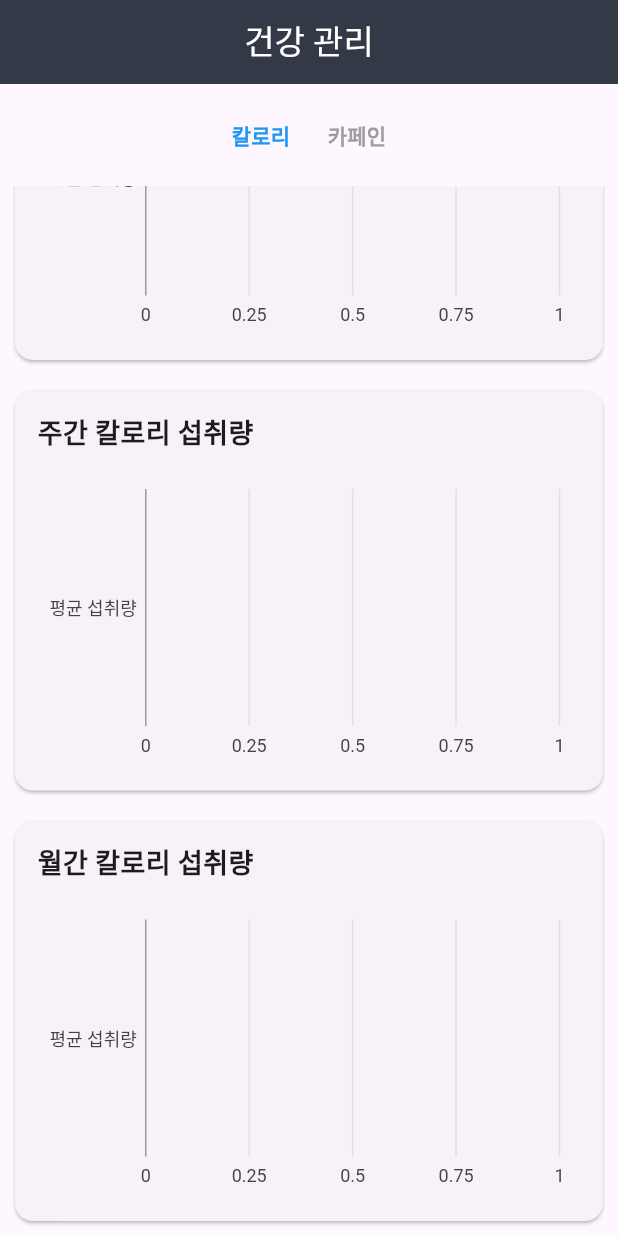
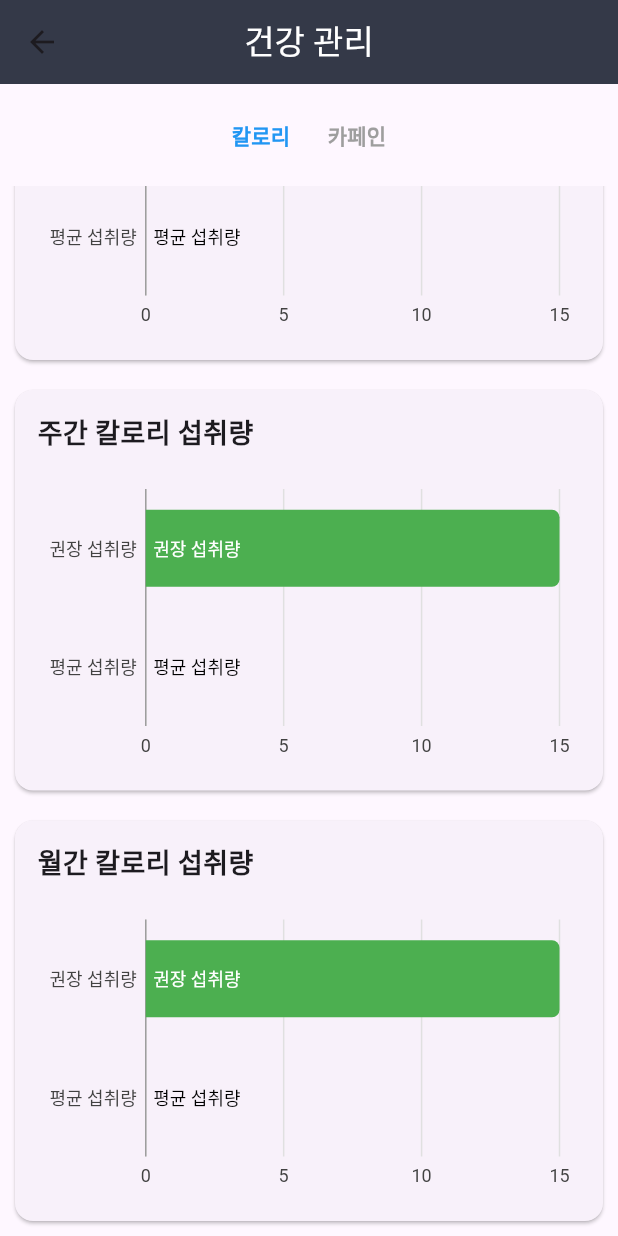
Before and after one commit to jhm991231/preorder, a Flutter app: the HealthManagementScreen screen opened by its route, scrolled down 161 dp, on a phone screen of 412 x 824 dp. Run offline on Flutter 3.47's test engine with Material 3 defaults, Android fonts, the phone set to English and light mode, and no system bars; our stand-ins replace charts_flutter, cloud_firestore, firebase_auth, firebase_core, firebase_messaging, firebase_storage and 4 more; missing offline and left inert: dart:ffi; accounts and stored records are empty.

Commit message:
feat: 현민_cloud function 데이터 잘 안들어가서 임시로 데이터 설정

```diff
--- a/lib/pages/Health/health_screen.dart
+++ b/lib/pages/Health/health_screen.dart
@@ -1,5 +1,6 @@
 import 'package:flutter/material.dart';
 import 'package:charts_flutter/flutter.dart' as charts;
+import 'package:go_router/go_router.dart';
 import 'package:preorder/components/appbar.dart';
 import 'package:firebase_auth/firebase_auth.dart';
 import 'package:cloud_firestore/cloud_firestore.dart';
@@ -12,6 +13,19 @@ class HealthManagementScreen extends StatefulWidget {
 class _HealthManagementScreenState extends State<HealthManagementScreen> {
   int selectedTabIndex = 0; // 탭 선택 상태 (0: 칼로리, 1: 카페인)
   final User? user = FirebaseAuth.instance.currentUser;
+
+  Future<List<MyRow>> fetchData(String period, String type) async {
+    List<MyRow> userHealthData = await fetchUserHealthData(period, type);
+    List<MyRow> averageHealthData = await _fetchAverageHealthData(period, type);
+    int recommendedValue = 15;
+
+    // 리스트의 순서를 바꿔 사용자 섭취량이 먼저 오도록 합니다.
+    return [
+      ...userHealthData,
+      MyRow('권장 섭취량', recommendedValue, Colors.green),
+      ...averageHealthData,
+    ];
+  }
 
   Future<List<MyRow>> fetchUserHealthData(String period, String type) async {
     var healthDoc = await FirebaseFirestore.instance
@@ -27,34 +41,43 @@ class _HealthManagementScreenState extends State<HealthManagementScreen> {
 
     var healthData = healthDoc.data();
     return [
-      MyRow('사용자 섭취량', healthData?[type] ?? 0),
-      MyRow('평균 섭취량', 15), // 평균 섭취량은 임시 데이터입니다.
-      MyRow('권장 섭취량', 20), // 권장 섭취량은 임시 데이터입니다.
+      MyRow(
+        '사용자 섭취량',
+        healthData?[type] ?? 0,
+        Color(0xff303742),
+      )
     ];
   }
 
-  Future<List<MyRow>> _fetchAverageHealthData(String period, String type) async {
+  Future<List<MyRow>> _fetchAverageHealthData(
+      String period, String type) async {
     var healthStatsDoc = await FirebaseFirestore.instance
         .collection('healthStats')
         .doc('average')
         .get();
 
     if (!healthStatsDoc.exists) {
-      return [MyRow('평균 섭취량', 0)]; // 리스트 형태로 반환
+      // 문서가 존재하지 않으면 평균 섭취량을 0으로 설정합니다.
+      return [MyRow('평균 섭취량', 0, Colors.yellow)];
     }
 
     var healthStatsData = healthStatsDoc.data();
     var averageValue = healthStatsData?[period]?[type] ?? 0;
-    return [MyRow('평균 섭취량', averageValue)]; // 리스트 형태로 반환
+    return [MyRow('평균 섭취량', averageValue, Colors.yellow)];
   }
-
 
   @override
   Widget build(BuildContext context) {
     return Scaffold(
-      appBar: CustomAppBar(
-        title: '건강 관리',
+      appBar: AppBar(
+        title: Text('건강 관리',
+        style: TextStyle(color: Colors.white),),
         centerTitle: true,
+        backgroundColor: Color(0xff303742),
+        leading: IconButton(
+          icon: Icon(Icons.arrow_back),
+          onPressed: () => context.go('/', extra: 2),
+        ),
       ),
       body: Column(
         children: [
@@ -128,11 +151,7 @@ class _HealthManagementScreenState extends State<HealthManagementScreen> {
 
   Widget _buildChartFuture(String title, String period, String type) {
     return FutureBuilder<List<MyRow>>(
-      future: Future.wait([
-        fetchUserHealthData(period, type),
-        _fetchAverageHealthData(period, type),
-      ]).then((List<List<MyRow>> results) =>
-          results.expand((x) => x).toList()), // 두 결과를 하나의 리스트로 결합
+      future: fetchData(period, type),
       builder: (context, snapshot) {
         if (snapshot.connectionState == ConnectionState.waiting) {
           return CircularProgressIndicator();
@@ -141,20 +160,22 @@ class _HealthManagementScreenState extends State<HealthManagementScreen> {
           return Text('데이터를 가져오는 데 실패했습니다.');
         }
 
-        var series = [
+        var seriesList = <charts.Series<MyRow, String>>[];
+
+        seriesList.add(
           charts.Series<MyRow, String>(
             id: 'Health Data',
             domainFn: (MyRow row, _) => row.category,
             measureFn: (MyRow row, _) => row.value,
+            colorFn: (MyRow row, _) => row.barColor,
             data: snapshot.data!,
           ),
-        ];
+        );
 
-        return _buildChartCard(title, series);
+        return _buildChartCard(title, seriesList);
       },
     );
   }
-
 
   // 차트 카드를 생성하는 위젯
   Widget _buildChartCard(
@@ -175,6 +196,11 @@ class _HealthManagementScreenState extends State<HealthManagementScreen> {
                 seriesList,
                 animate: true,
                 vertical: false,
+                barRendererDecorator: charts.BarLabelDecorator<String>(),
+                domainAxis: const charts.OrdinalAxisSpec(),
+                defaultRenderer: charts.BarRendererConfig(
+                  cornerStrategy: const charts.ConstCornerStrategy(5),
+                ),
               ),
             ),
           ],
@@ -184,10 +210,15 @@ class _HealthManagementScreenState extends State<HealthManagementScreen> {
   }
 }
 
-// 데이터를 나타내는 클래스
 class MyRow {
   final String category;
   final int value;
+  final charts.Color barColor; // charts_flutter 라이브러리의 Color 타입 사용
 
-  MyRow(this.category, this.value);
+  MyRow(this.category, this.value, Color color)
+      : barColor = charts.Color(
+            r: color.red,
+            g: color.green,
+            b: color.blue,
+            a: color.alpha); // Color 타입을 charts.Color로 변환
 }
```
Also changed, not shown: 1 other file.
